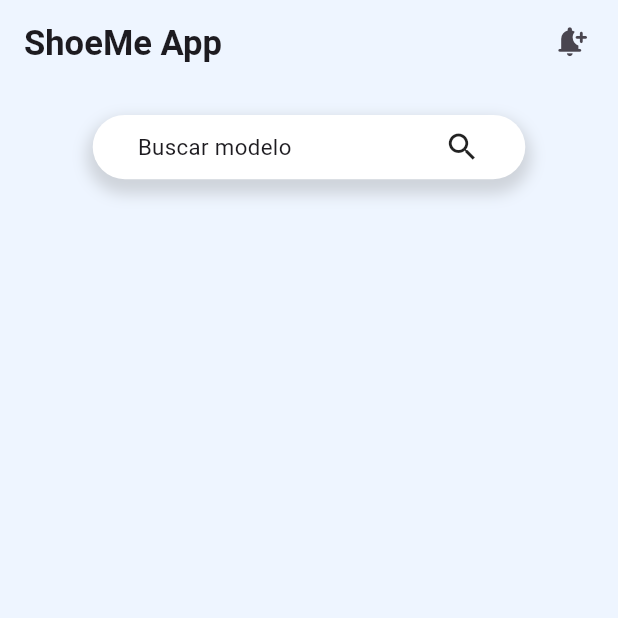
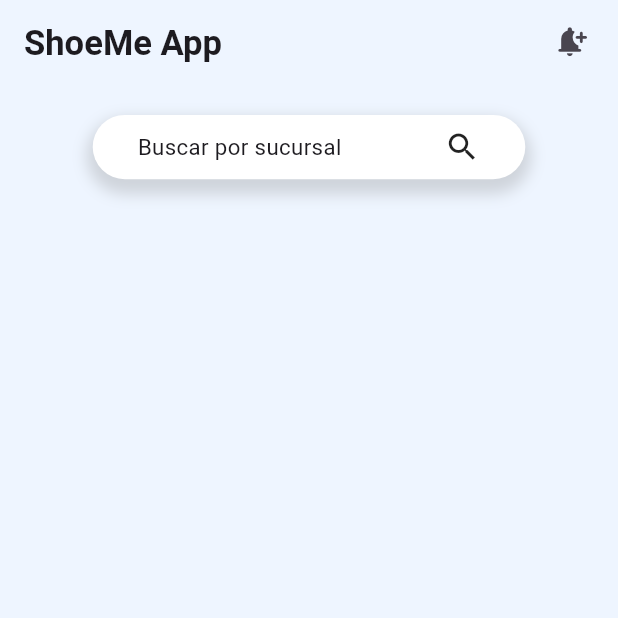
Before and after one commit to MarCarrera/shoeme-prueba, a Flutter app: the screen it shows after launch, on a phone screen of 412 x 824 dp, the top half of it. Run offline on Flutter 3.47's test engine with Material 3 defaults, Android fonts, the phone set to English and light mode, and no system bars; our stand-ins replace lottie; missing offline and left inert: dart:ffi, material_dialogs; network calls fail.

Commit message:
corrigiendo texto de buscador

```diff
--- a/lib/views/Home/components/search_input.dart
+++ b/lib/views/Home/components/search_input.dart
@@ -104,7 +104,7 @@ class _SearchInputState extends State<SearchInput> {
               mainAxisAlignment: MainAxisAlignment.spaceBetween,
               children: [
                 Text(
-                  selectedSucursalName ?? 'Buscar modelo',
+                  selectedSucursalName ?? 'Buscar por sucursal',
                   style: TextStyle(fontSize: fontSize * 0.9),
                 ),
                 GestureDetector(
```
Also changed, not shown: 6 other files.
